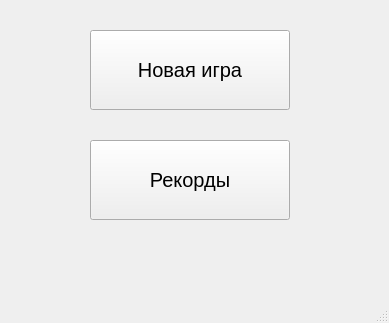
Qt form uis/menu_ui.ui (Nermitor/PyQt_Project) before a commit.
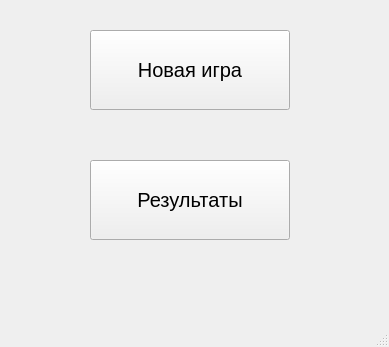
The same form after that commit.

The edit to the form file:
```diff
--- a/uis/menu_ui.ui
+++ b/uis/menu_ui.ui
@@ -7,7 +7,7 @@
     <x>0</x>
     <y>0</y>
     <width>389</width>
-    <height>323</height>
+    <height>347</height>
    </rect>
   </property>
   <property name="windowTitle">
@@ -43,7 +43,7 @@
     <property name="geometry">
      <rect>
       <x>90</x>
-      <y>140</y>
+      <y>160</y>
       <width>200</width>
       <height>80</height>
      </rect>
@@ -54,7 +54,7 @@
      </font>
     </property>
     <property name="text">
-     <string>Рекорды</string>
+     <string>Результаты</string>
     </property>
    </widget>
   </widget>
```
Left out of the diff: 2 changed lines with no effect on the pictures.
